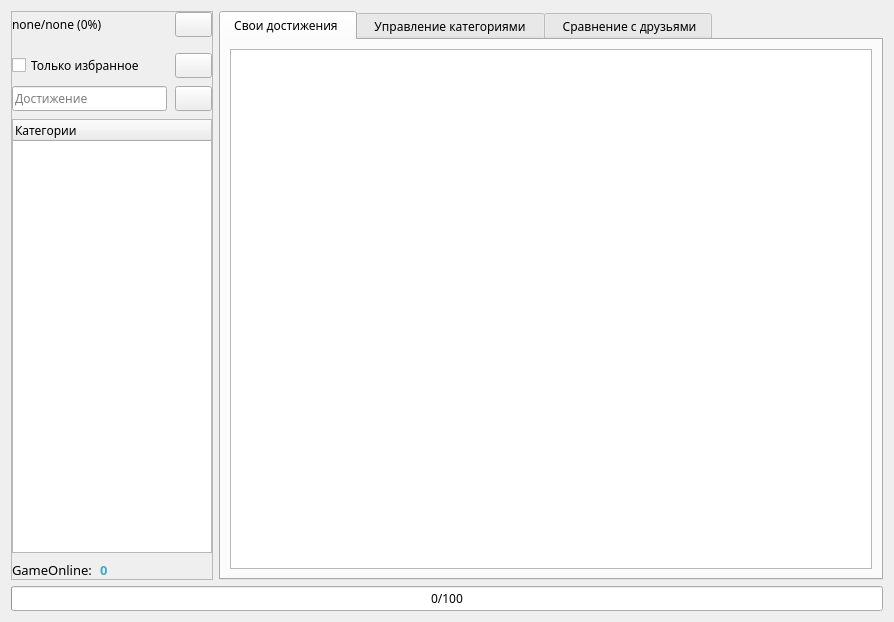
Arankir/AraSteamManager, file AraSteamManager/forms/subForms/achievements/formachievements.ui: the form before one commit.
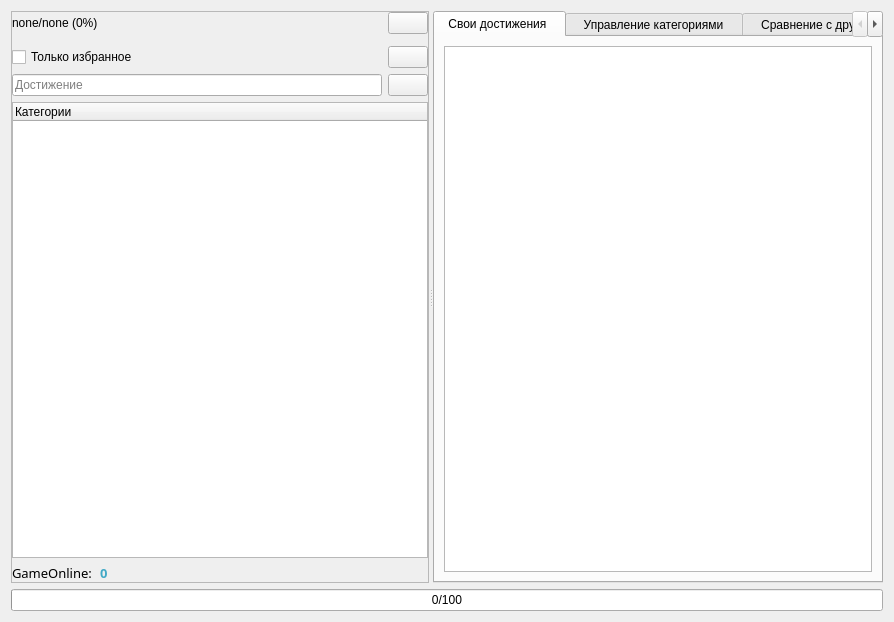
The form after the commit. Custom widgets are drawn as their Qt base class.

```diff
--- a/AraSteamManager/forms/subForms/achievements/formachievements.ui
+++ b/AraSteamManager/forms/subForms/achievements/formachievements.ui
@@ -10,18 +10,15 @@
     <height>622</height>
    </rect>
   </property>
-  <property name="font">
-   <font>
-    <family>Ebrima</family>
-   </font>
-  </property>
   <property name="windowTitle">
    <string>SteamAchievementsStatistic</string>
   </property>
   <layout class="QVBoxLayout" name="verticalLayout">
    <item>
-    <layout class="QHBoxLayout" name="horizontalLayout_8">
-     <item>
+    <widget class="QSplitter" name="splitter">
+     <property name="orientation">
+      <enum>Qt::Horizontal</enum>
+     </property>
       <widget class="QFrame" name="FrameFilter">
        <property name="frameShape">
         <enum>QFrame::StyledPanel</enum>
@@ -31,7 +28,7 @@
        </property>
        <layout class="QVBoxLayout" name="verticalLayout_3">
         <property name="spacing">
-         <number>0</number>
+        <number>6</number>
         </property>
         <property name="leftMargin">
          <number>0</number>
@@ -46,11 +43,6 @@
          <number>0</number>
         </property>
         <item>
-         <layout class="QVBoxLayout" name="verticalLayout_2">
-          <property name="spacing">
-           <number>8</number>
-          </property>
-          <item>
            <layout class="QHBoxLayout" name="horizontalLayout_5">
             <item>
              <widget class="QLabel" name="LabelTotalPersent">
@@ -158,12 +150,6 @@
               <verstretch>0</verstretch>
              </sizepolicy>
             </property>
-            <property name="maximumSize">
-             <size>
-              <width>200</width>
-              <height>16777215</height>
-             </size>
-            </property>
             <property name="wordWrap">
              <bool>true</bool>
             </property>
@@ -219,11 +205,7 @@
            </layout>
           </item>
          </layout>
-        </item>
-       </layout>
-      </widget>
-     </item>
-     <item>
+     </widget>
       <widget class="QTabWidget" name="TabWidget">
        <property name="currentIndex">
         <number>0</number>
@@ -259,8 +241,7 @@
         </layout>
        </widget>
       </widget>
-     </item>
-    </layout>
+    </widget>
    </item>
    <item>
     <widget class="ProgressBarGood" name="ProgressBarLoad">
```
Lines whose indentation alone changed are shown as unchanged.
